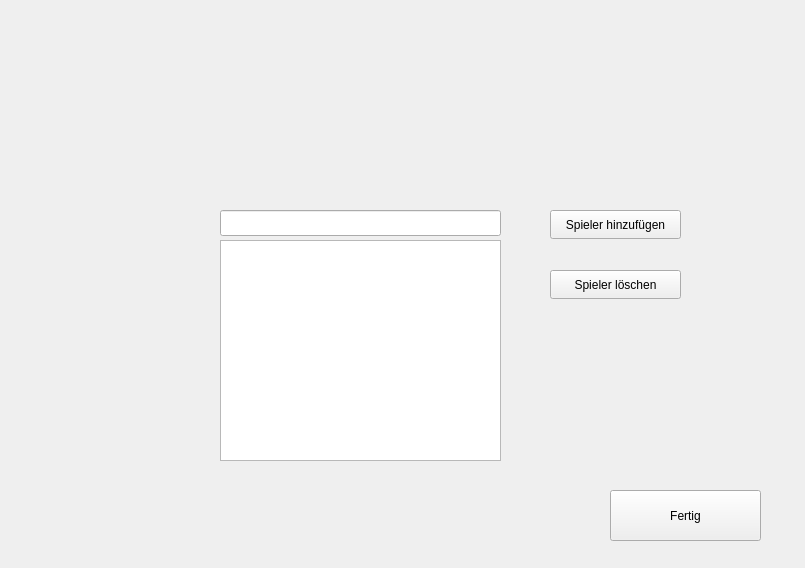
The window that mainwindow.ui (TreutleTobias/Spielautomat) describes before a commit, drawn with Qt 5.
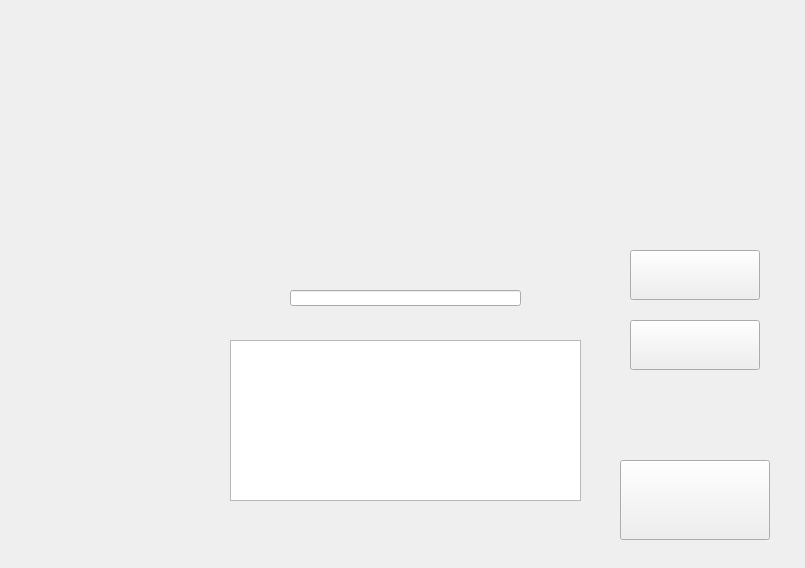
The same window after the commit.

Commit message: Fertig  mit Komentare

```diff
--- a/mainwindow.ui
+++ b/mainwindow.ui
@@ -17,61 +17,83 @@
    <widget class="QPushButton" name="Fertig">
     <property name="geometry">
      <rect>
-      <x>610</x>
-      <y>490</y>
-      <width>151</width>
-      <height>51</height>
+      <x>620</x>
+      <y>460</y>
+      <width>150</width>
+      <height>80</height>
      </rect>
     </property>
     <property name="text">
-     <string>Fertig</string>
+     <string/>
     </property>
    </widget>
    <widget class="QPushButton" name="Spieler_Hinzufuegen">
     <property name="geometry">
      <rect>
-      <x>550</x>
-      <y>210</y>
-      <width>131</width>
-      <height>29</height>
+      <x>630</x>
+      <y>250</y>
+      <width>130</width>
+      <height>50</height>
      </rect>
     </property>
+    <property name="autoFillBackground">
+     <bool>true</bool>
+    </property>
     <property name="text">
-     <string>Spieler hinzufügen</string>
+     <string/>
     </property>
    </widget>
    <widget class="QPushButton" name="Spieler_Loeschen">
     <property name="geometry">
      <rect>
-      <x>550</x>
-      <y>270</y>
-      <width>131</width>
-      <height>29</height>
+      <x>630</x>
+      <y>320</y>
+      <width>130</width>
+      <height>50</height>
      </rect>
     </property>
+    <property name="autoFillBackground">
+     <bool>true</bool>
+    </property>
     <property name="text">
-     <string>Spieler löschen</string>
+     <string/>
     </property>
    </widget>
    <widget class="QLineEdit" name="Eingabe">
     <property name="geometry">
      <rect>
-      <x>220</x>
-      <y>210</y>
-      <width>281</width>
-      <height>26</height>
+      <x>290</x>
+      <y>290</y>
+      <width>231</width>
+      <height>16</height>
      </rect>
     </property>
+    <property name="font">
+     <font>
+      <pointsize>8</pointsize>
+     </font>
+    </property>
+    <property name="alignment">
+     <set>Qt::AlignCenter</set>
+    </property>
    </widget>
    <widget class="QListWidget" name="listWidget">
     <property name="geometry">
      <rect>
-      <x>220</x>
-      <y>240</y>
-      <width>281</width>
-      <height>221</height>
+      <x>230</x>
+      <y>340</y>
+      <width>351</width>
+      <height>161</height>
      </rect>
     </property>
+    <property name="font">
+     <font>
+      <pointsize>9</pointsize>
+     </font>
+    </property>
+    <property name="autoFillBackground">
+     <bool>false</bool>
+    </property>
    </widget>
    <widget class="QLabel" name="Background_Label">
     <property name="geometry">
```
The commit also changes 16 other files.
